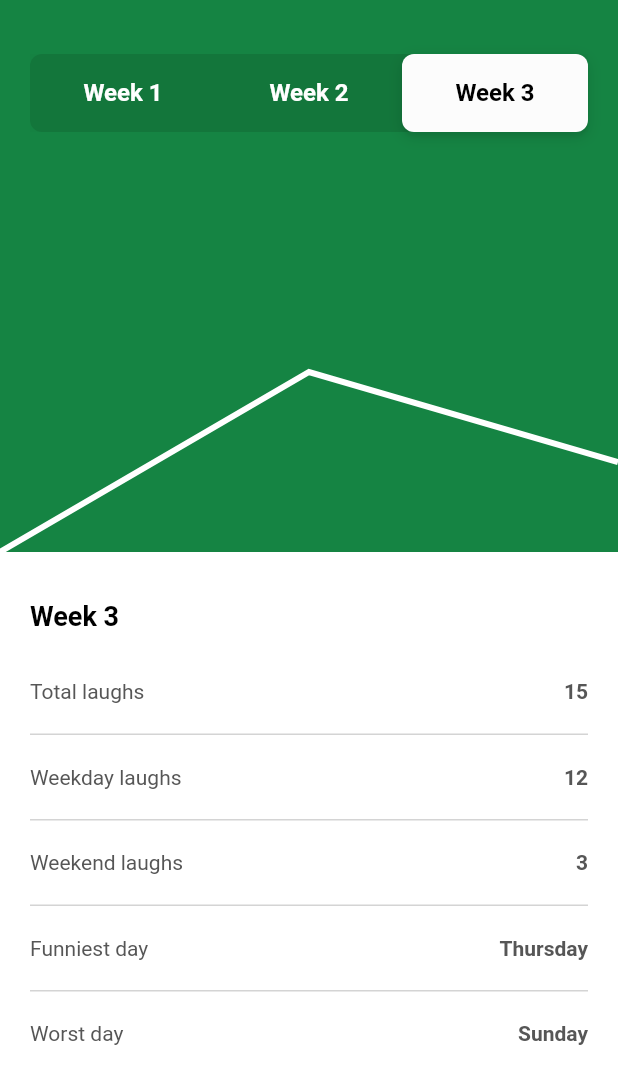
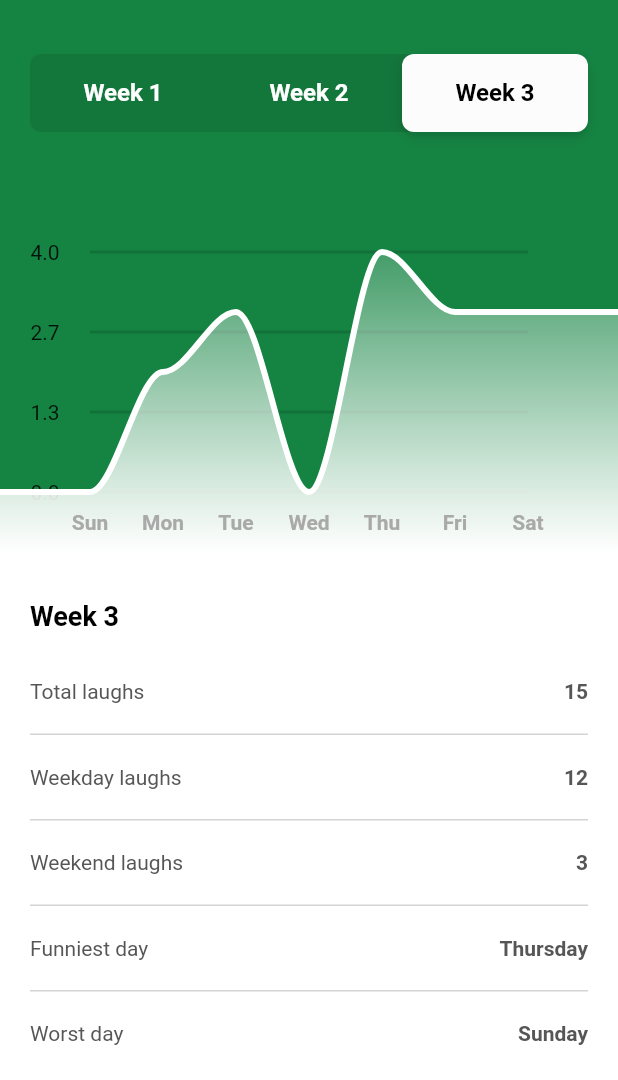
Before and after one commit to samasmith89/loltracker, a Flutter app: the screen it shows after launch, on a phone screen of 412 x 824 dp, the part 156-1236 px from its top. Run offline on Flutter 3.47's test engine with Material 2 defaults, Android fonts, the phone set to English and light mode, and no system bars.

Commit message:
finished first walkthrough

```diff
--- /dev/null
+++ b/lib/components/chart_labels.dart
@@ -0,0 +1,137 @@
+import 'package:flutter/material.dart';
+
+import '../laughing_data.dart';
+
+class ChartDayLabels extends StatelessWidget {
+  const ChartDayLabels(
+      {Key? key, required this.leftPadding, required this.rightPadding})
+      : super(key: key);
+
+  final double leftPadding;
+  final double rightPadding;
+
+  Offset labelOffset(int length, double i) {
+    final segment = 1 / (length - 1);
+    final offsetValue = (i - ((length - 1) / 2)) * segment;
+    return Offset(offsetValue, 0);
+  }
+
+  @override
+  Widget build(BuildContext context) {
+    return Container(
+      height: 40,
+      decoration: BoxDecoration(
+        gradient: LinearGradient(
+          stops: [0.0, 1.0],
+          begin: Alignment.bottomCenter,
+          end: Alignment.topCenter,
+          colors: [Colors.white, Colors.white.withOpacity(0.85)],
+        ),
+      ),
+      child: Padding(
+        padding: EdgeInsets.only(left: leftPadding, right: rightPadding),
+        child: Row(
+          mainAxisAlignment: MainAxisAlignment.spaceBetween,
+          children: ['Sun', 'Mon', 'Tue', 'Wed', 'Thu', 'Fri', 'Sat']
+              .asMap()
+              .entries
+              .map(
+                (entry) => FractionalTranslation(
+                  translation: labelOffset(7, entry.key.toDouble()),
+                  child: SizedBox(
+                    width: 36,
+                    child: Text(
+                      entry.value,
+                      textAlign: TextAlign.center,
+                      style: const TextStyle(
+                        fontSize: 14,
+                        fontWeight: FontWeight.w600,
+                        color: Color(0xFFA9A9A9),
+                      ),
+                    ),
+                  ),
+                ),
+              )
+              .toList(),
+        ),
+      ),
+    );
+  }
+}
+
+class ChartLaughLabels extends StatelessWidget {
+  const ChartLaughLabels({
+    Key? key,
+    required this.chartHeight,
+    required this.topPadding,
+    required this.leftPadding,
+    required this.rightPadding,
+    required this.weekData,
+  }) : super(key: key);
+
+  final double chartHeight;
+  final double topPadding;
+  final double leftPadding;
+  final double rightPadding;
+  final WeekData weekData;
+
+  @override
+  Widget build(BuildContext context) {
+    const labelCount = 4;
+    final maxDay = weekData.days.reduce((DayData a, DayData b) {
+      return a.laughs > b.laughs ? a : b;
+    });
+    final rowHeight = (chartHeight) / labelCount;
+
+    final labels = <double>[];
+    for (var i = 0; i < labelCount; i++) {
+      labels.add(maxDay.laughs.toDouble() -
+          (i * maxDay.laughs.toDouble() / (labelCount - 1)));
+    }
+
+    Offset labelOffset(int length, double i) {
+      final segment = 1 / (length - 1);
+      final offsetValue = (i - ((length - 1) / 2)) * segment;
+      return Offset(0, offsetValue);
+    }
+
+    return Container(
+      height: chartHeight + topPadding,
+      padding: EdgeInsets.only(top: topPadding),
+      child: Column(
+        mainAxisAlignment: MainAxisAlignment.spaceBetween,
+        children: labels
+            .asMap()
+            .entries
+            .map(
+              (entry) => FractionalTranslation(
+                translation: labelOffset(labelCount, entry.key.toDouble()),
+                child: Container(
+                  height: rowHeight,
+                  alignment: Alignment.center,
+                  child: Row(
+                    children: [
+                      SizedBox(
+                        width: leftPadding,
+                        child: Text(
+                          entry.value.toStringAsFixed(1),
+                          textAlign: TextAlign.center,
+                        ),
+                      ),
+                      Expanded(
+                        child: Container(
+                          height: 2,
+                          color: Colors.black.withOpacity(0.15),
+                        ),
+                      ),
+                      SizedBox(width: rightPadding),
+                    ],
+                  ),
+                ),
+              ),
+            )
+            .toList(),
+      ),
+    );
+  }
+}
--- a/lib/main.dart
+++ b/lib/main.dart
@@ -32,6 +32,7 @@ import 'package:flutter/material.dart';
 import 'package:flutter/services.dart';
 import 'components/slide_selector.dart';
 import 'components/week_summary.dart';
+import 'components/chart_labels.dart';
 import 'laughing_data.dart';
 
 void main() {
@@ -72,7 +73,7 @@ class _DashboardState extends State<Dashboard>
     viewportFraction: 1,
     initialPage: 3,
   );
-  double chartHeight = 240;
+  double chartHeight = 160;
   static const leftPadding = 60.0;
   static const rightPadding = 60.0;
   late List<ChartDataPoint> chartData;
@@ -82,15 +83,6 @@ class _DashboardState extends State<Dashboard>
     super.initState();
     setState(() {
       chartData = normalizeData(weeksData[activeWeek - 1]);
-    });
-  }
-
-  void changeWeek(int week) {
-    setState(() {
-      activeWeek = week;
-      chartData = normalizeData(weeksData[week - 1]);
-      summaryController.animateToPage(week,
-          duration: const Duration(milliseconds: 300), curve: Curves.ease);
     });
   }
 
@@ -106,21 +98,39 @@ class _DashboardState extends State<Dashboard>
     return normalizedList;
   }
 
-  Path drawPath() {
+  void changeWeek(int week) {
+    setState(() {
+      activeWeek = week;
+      chartData = normalizeData(weeksData[week - 1]);
+      summaryController.animateToPage(week,
+          duration: const Duration(milliseconds: 300), curve: Curves.ease);
+    });
+  }
+
+  Path drawPath(bool closePath) {
+    final path = Path();
     final w = MediaQuery.of(context).size.width;
     final h = chartHeight;
     final segmentWidth =
         (1 / (chartData.length - 1) / 3) * (w - leftPadding - rightPadding);
-    final path = Path();
-    path.moveTo(0, h);
-    path.lineTo(w / 2, h * 0.5);
-    // for (var i = 1; i < chartData.length; i++) {
-    //   final x = (3 * (i - 1) + 3) * segmentWidth + leftPadding;
-    //   final y = h - (chartData[i].value * h);
-    //   path.lineTo(x, y);
-    // }
-    path.lineTo(w, h * 0.75);
-    return path;
+    path.moveTo(0, h - chartData[0].value * h);
+    path.lineTo(leftPadding, h - chartData[0].value * h);
+    // curved line
+    for (var i = 1; i < chartData.length; i++) {
+      path.cubicTo(
+          (3 * (i - 1) + 1) * segmentWidth + leftPadding,
+          h - chartData[i - 1].value * h,
+          (3 * (i - 1) + 2) * segmentWidth + leftPadding,
+          h - chartData[i].value * h,
+          (3 * (i - 1) + 3) * segmentWidth + leftPadding,
+          h - chartData[i].value * h);
+    }
+    path.lineTo(w, h - chartData[chartData.length - 1].value * h);
+    // for the gradient fill, we want to close the path
+    if (closePath) {
+      path.lineTo(w, h);
+      path.lineTo(0, h);
+    }
     return path;
   }
 
@@ -173,16 +183,33 @@ class _DashboardState extends State<Dashboard>
             ),
             const SizedBox(height: 20),
             Container(
-              height: chartHeight,
+              height: chartHeight + 80,
               color: const Color(0xFF158443),
               child: Stack(
                 children: [
-                  Container(
-                    height: chartHeight,
+                  ChartLaughLabels(
+                    chartHeight: chartHeight,
+                    topPadding: 40,
+                    leftPadding: leftPadding,
+                    rightPadding: rightPadding,
+                    weekData: weeksData[activeWeek - 1],
+                  ),
+                  const Positioned(
+                    bottom: 0,
+                    left: 0,
+                    right: 0,
+                    child: ChartDayLabels(
+                      leftPadding: leftPadding,
+                      rightPadding: rightPadding,
+                    ),
+                  ),
+                  Positioned(
+                    top: 40,
                     child: CustomPaint(
                       size:
                           Size(MediaQuery.of(context).size.width, chartHeight),
-                      painter: PathPainter(path: drawPath()),
+                      painter: PathPainter(
+                          path: drawPath(false), fillPath: drawPath(true)),
                     ),
                   )
                 ],
@@ -231,16 +258,28 @@ class DashboardBackground extends StatelessWidget {
 
 class PathPainter extends CustomPainter {
   Path path;
-  PathPainter({required this.path});
+  Path fillPath;
+  PathPainter({required this.path, required this.fillPath});
   @override
   void paint(Canvas canvas, Size size) {
     // paint the line
-    print(size.height);
     final paint = Paint()
       ..color = Colors.white
       ..style = PaintingStyle.stroke
       ..strokeWidth = 4.0;
     canvas.drawPath(path, paint);
+
+    // paint the gradient fill
+    paint.style = PaintingStyle.fill;
+    paint.shader = ui.Gradient.linear(
+      Offset.zero,
+      Offset(0.0, size.height),
+      [
+        Colors.white.withOpacity(0.2),
+        Colors.white.withOpacity(0.85),
+      ],
+    );
+    canvas.drawPath(fillPath, paint);
   }
 
   @override
```
